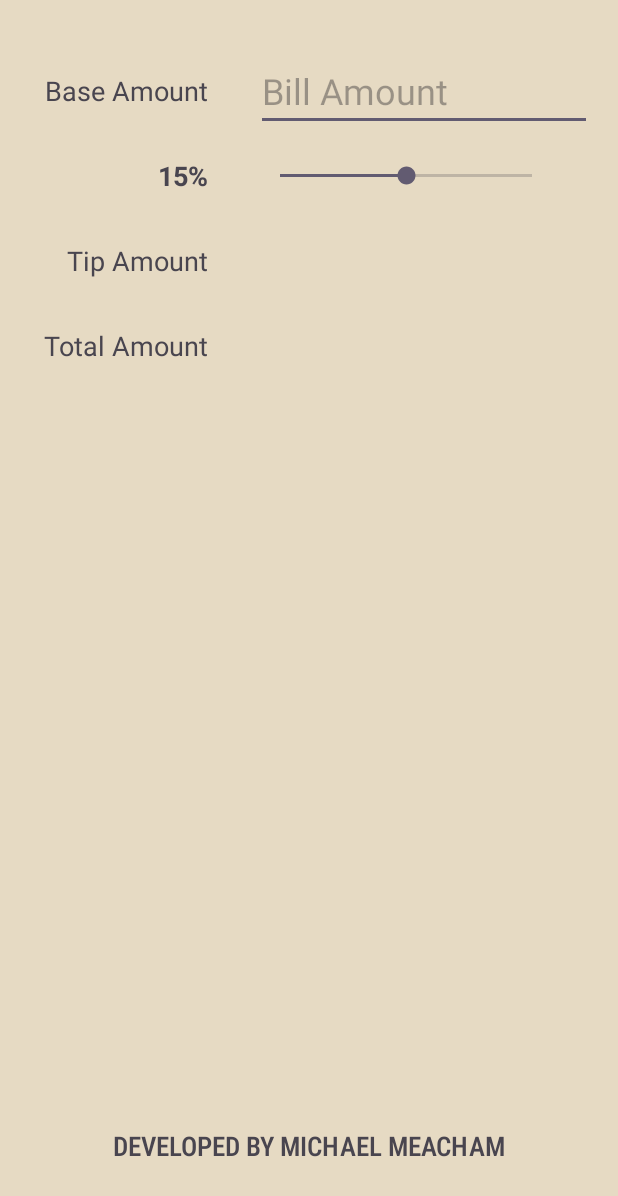
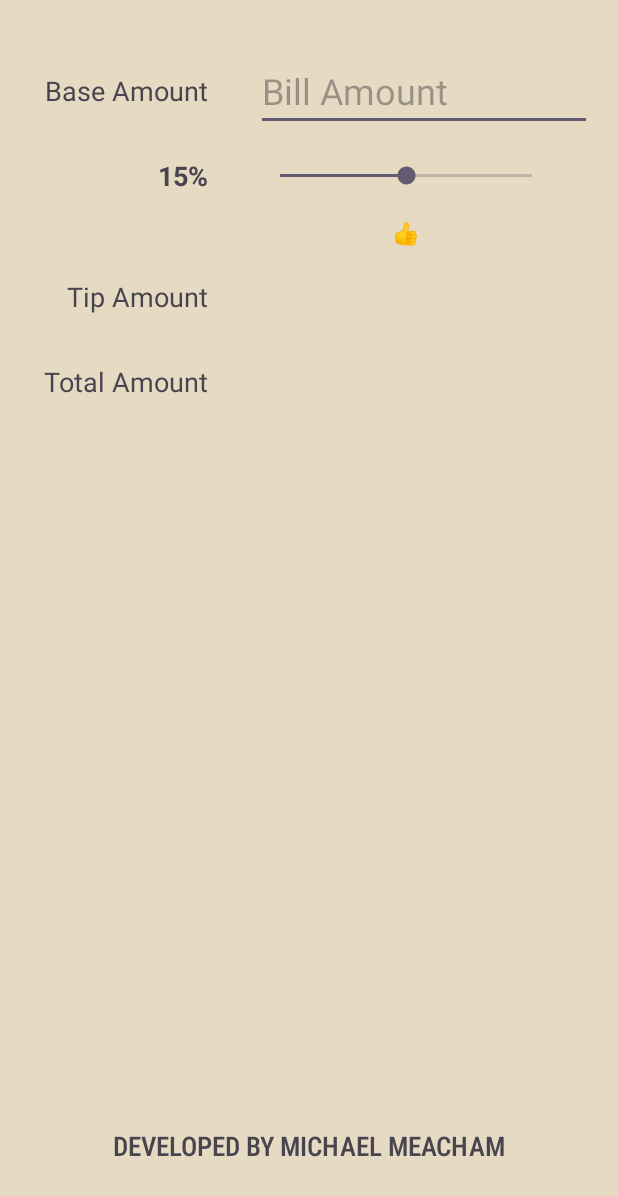
Before and after one commit to mmeacham92/tip-calculator, an Android app: the screen it shows after launch (MainActivity), on a phone screen of 412 x 824 dp. Shown: the top 1196 px of the screen. Run offline under Robolectric (Android 15) with nearby library versions, the phone set to English and light mode, and no system bars.

Commit message:
added TextView under SeekBar to represent tip description; current descriptions are a range of emojis

```diff
--- a/app/src/main/java/com/example/tipcalculator/MainActivity.kt
+++ b/app/src/main/java/com/example/tipcalculator/MainActivity.kt
@@ -4,11 +4,9 @@ import androidx.appcompat.app.AppCompatActivity
 import android.os.Bundle
 import android.text.Editable
 import android.text.TextWatcher
-import android.util.Log
 import android.widget.EditText
 import android.widget.SeekBar
 import android.widget.TextView
-import org.w3c.dom.Text
 
 private const val TAG = "MainActivity"
 private const val INITIAL_TIP_PERCENT = 15
@@ -18,6 +16,7 @@ class MainActivity : AppCompatActivity() {
     private lateinit var sbTipPercent: SeekBar
     private lateinit var tvTipAmount: TextView
     private lateinit var tvTotalAmount: TextView
+    private lateinit var tvTipDescription: TextView
     override fun onCreate(savedInstanceState: Bundle?) {
         super.onCreate(savedInstanceState)
         setContentView(R.layout.activity_main)
@@ -26,14 +25,17 @@ class MainActivity : AppCompatActivity() {
         sbTipPercent = findViewById(R.id.sbTipPercent)
         tvTipAmount = findViewById(R.id.tvTipAmount)
         tvTotalAmount = findViewById(R.id.tvTotalAmount)
+        tvTipDescription = findViewById(R.id.tvTipDescription)
 
         sbTipPercent.progress = INITIAL_TIP_PERCENT
         tvTipPercent.text = "$INITIAL_TIP_PERCENT%"
+        updateTipDescription(INITIAL_TIP_PERCENT)
 
         sbTipPercent.setOnSeekBarChangeListener(object: SeekBar.OnSeekBarChangeListener {
             override fun onProgressChanged(p0: SeekBar?, progress: Int, p2: Boolean) {
                 tvTipPercent.text = "$progress%"
                 updateViews()
+                updateTipDescription(progress)
             }
 
             override fun onStartTrackingTouch(p0: SeekBar?) {}
@@ -51,6 +53,17 @@ class MainActivity : AppCompatActivity() {
         })
     }
 
+    private fun updateTipDescription(tipPercent: Int) {
+        val tipDescription = when (tipPercent) {
+            in 0..9 -> "\uD83D\uDCA9"
+            in 10..14 -> "\uD83D\uDC4C"
+            in 15..19 -> "\uD83D\uDC4D"
+            in 20..24 -> "⭐"
+            else -> "\uD83D\uDC8E"
+        }
+        tvTipDescription.text = tipDescription
+    }
+
     private fun updateViews() {
         if (etBaseAmount.text.isEmpty()) {
             tvTipAmount.text = ""
--- a/app/src/main/res/layout/activity_main.xml
+++ b/app/src/main/res/layout/activity_main.xml
@@ -33,7 +33,7 @@
         android:id="@+id/tvTipAmountLabel"
         android:layout_width="wrap_content"
         android:layout_height="wrap_content"
-        android:layout_marginTop="32dp"
+        android:layout_marginTop="56dp"
         android:text="Tip Amount"
         android:textAppearance="@style/TextAppearance.AppCompat.Medium"
         app:layout_constraintEnd_toEndOf="@id/tvTipPercent"
@@ -59,9 +59,9 @@
         android:hint="Bill Amount"
         android:inputType="numberDecimal"
         android:textSize="24sp"
-        app:layout_constraintTop_toTopOf="@id/tvBaseLabel"
         app:layout_constraintBottom_toBottomOf="@id/tvBaseLabel"
         app:layout_constraintStart_toEndOf="@+id/tvBaseLabel"
+        app:layout_constraintTop_toTopOf="@id/tvBaseLabel"
         tools:layout_editor_absoluteY="36dp" />
 
     <SeekBar
@@ -105,4 +105,14 @@
         app:layout_constraintBottom_toBottomOf="parent"
         app:layout_constraintEnd_toEndOf="parent"
         app:layout_constraintStart_toStartOf="parent" />
+
+    <TextView
+        android:id="@+id/tvTipDescription"
+        android:layout_width="wrap_content"
+        android:layout_height="wrap_content"
+        android:layout_marginTop="19dp"
+        app:layout_constraintEnd_toEndOf="@+id/sbTipPercent"
+        app:layout_constraintStart_toStartOf="@+id/sbTipPercent"
+        app:layout_constraintTop_toBottomOf="@+id/sbTipPercent"
+        tools:text="Acceptable" />
 </androidx.constraintlayout.widget.ConstraintLayout>
```
